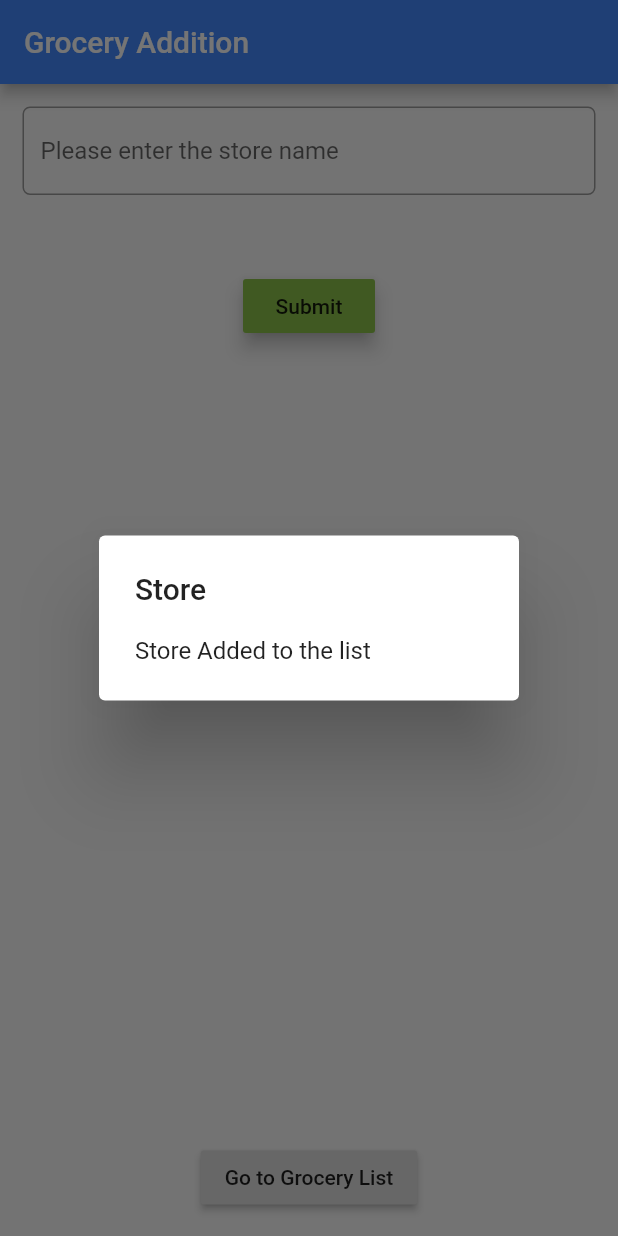
After one commit to flutterflies2018/grocery_list, a Flutter app: the HelloYou screen opened directly, after a tap on "Submit", on a phone screen of 412 x 824 dp. The commit adds this screen. Run offline on Flutter 3.47's test engine with Material 2 defaults, Android fonts, the phone set to English and light mode, and no system bars.

Commit message:
display grocery list, add add store screen

```diff
--- /dev/null
+++ b/lib/screen1.dart
@@ -0,0 +1,120 @@
+import 'package:flutter/material.dart';
+import 'package:flutter/cupertino.dart';
+
+// void main() => runApp(new Screen1());
+
+class Screen1 extends StatelessWidget {
+  // This widget is the root of your application.
+  @override
+  Widget build(BuildContext context) {
+    return new MaterialApp(
+      debugShowCheckedModeBanner: false,
+      title: 'Hello You',
+      theme: new ThemeData(
+        primarySwatch: Colors.blue,
+      ),
+      home: new HelloYou(),
+    );
+  }
+}
+
+class HelloYou extends StatefulWidget{
+  @override
+  State<StatefulWidget> createState() => _HelloYouState();
+
+}
+
+class _HelloYouState extends State<HelloYou>{
+  String name ='';
+  List<String> lstStores=[];
+  @override
+  Widget build(BuildContext context) {
+    return Scaffold(
+        appBar: AppBar(
+          title: Text("Grocery Addition"),
+          backgroundColor: Colors.blueAccent,
+        ),
+        body: Container(
+          padding:EdgeInsets.all(15.0),
+          child: Column(
+            children: <Widget> [
+              TextField(
+                decoration: InputDecoration(
+                  hintText: "Please enter the store name",
+                  border: OutlineInputBorder(
+                    borderRadius: BorderRadius.circular(5.0)
+                  )
+                ),
+                onSubmitted: (String strInput){
+                  setState(() {
+                    name = strInput;
+                    lstStores.add(strInput);
+                  });
+                },
+              ),
+              //Text('Store : '+ name+ '!'),
+
+              OrderButton(),
+
+
+
+              new Expanded(
+                  child: new ListView.builder
+                    (
+                      itemCount: lstStores.length,
+                      itemBuilder: (BuildContext context, int index) {
+                        return new Text(lstStores[index],
+                          textDirection: TextDirection.ltr,
+                          style: TextStyle(
+                            fontSize: 30.0,
+                            decoration: TextDecoration.none,
+                            fontFamily: 'Oxygen',
+                            // fontWeight: FontWeight.bold,
+                          ),
+                        );
+                      }
+                  )
+              ),
+              new RaisedButton(onPressed:(){
+                button1(context);
+            } ,child: new Text("Go to Grocery List"),)
+            ],
+          ),
+        )
+    );
+  }
+
+}
+
+void button1(BuildContext context){
+  print("Button 1");
+  Navigator.of(context).pushNamed('/screen2');
+}
+
+class OrderButton extends StatelessWidget{
+  @override
+  Widget build(BuildContext context) {
+    var button = Container(
+      margin: EdgeInsets.only(top:50.0),
+      child: RaisedButton(
+        child: Text("Submit"),
+        color: Colors.lightGreen,
+        elevation: 5.0,
+        onPressed: (){
+          order(context);
+        },
+      ),
+    );
+    return button;
+  }
+  void order(BuildContext context){
+    var alert = AlertDialog(
+      title: Text("Store"),
+      content: Text("Store Added to the list"),
+    );
+    showDialog(
+        context: context,
+        builder: (BuildContext context) => alert
+    );
+  }
+}
```
Also changed, not shown: lib/main.dart (+12 -128 lines), lib/screen2.dart (added, +137 -0 lines).
